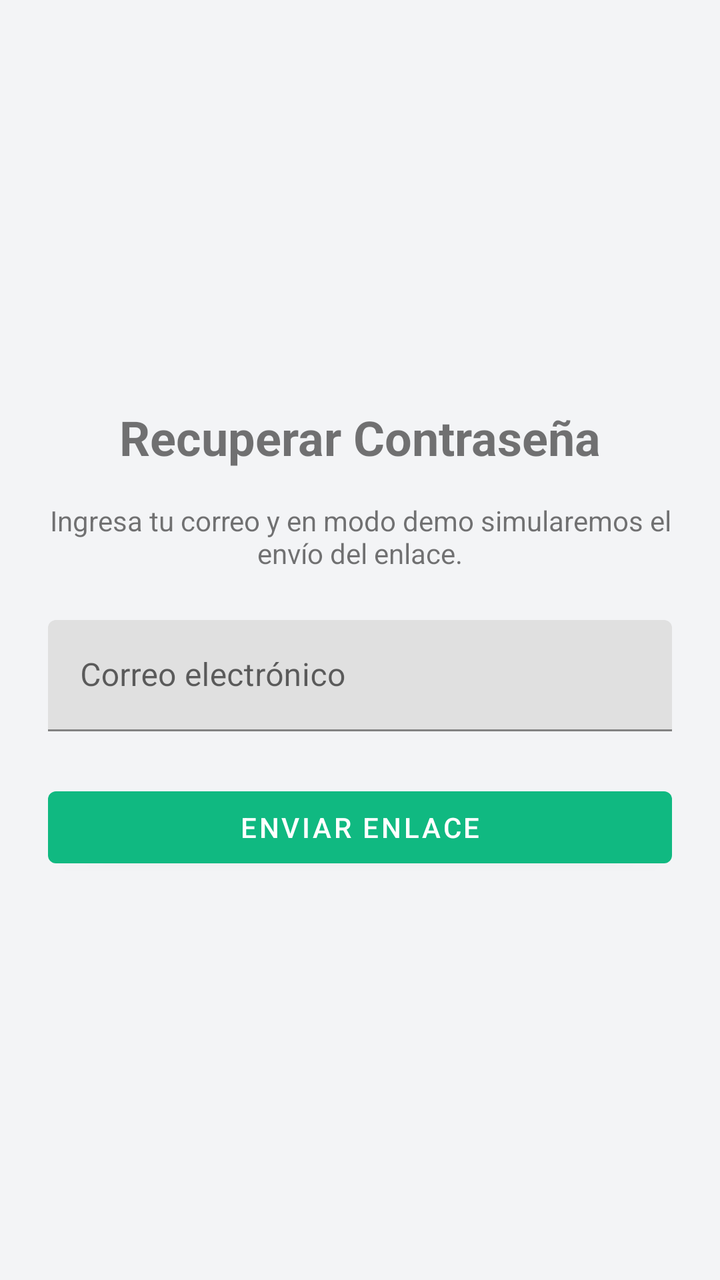
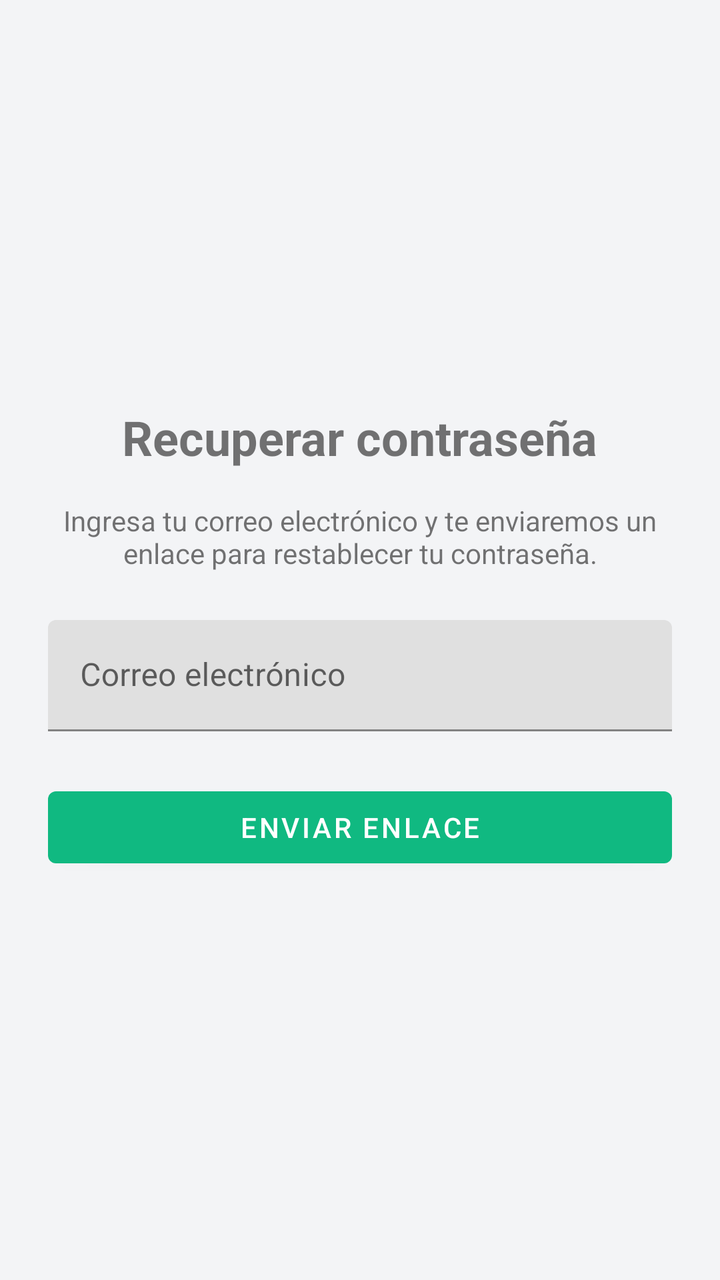

The first picture is an Android layout as it rendered before a commit; the second is the same layout after the commit. The layout source and the unified diff follow.
<!-- AndroidManifest.xml: application theme Theme.HelpMe -->
<!-- res/layout/fragment_forgot_password.xml -->
<?xml version="1.0" encoding="utf-8"?>
<LinearLayout xmlns:android="http://schemas.android.com/apk/res/android"
    android:layout_width="match_parent"
    android:layout_height="match_parent"
    android:orientation="vertical"
    android:padding="24dp"
    android:gravity="center">

    <TextView
        android:layout_width="wrap_content"
        android:layout_height="wrap_content"
        android:text="Recuperar Contraseña"
        android:textSize="24sp"
        android:textStyle="bold"
        android:layout_marginBottom="16dp"/>

    <TextView
        android:layout_width="wrap_content"
        android:layout_height="wrap_content"
        android:text="Ingresa tu correo y en modo demo simularemos el envío del enlace."
        android:gravity="center"
        android:layout_marginBottom="24dp"/>

    <com.google.android.material.textfield.TextInputLayout
        android:layout_width="match_parent"
        android:layout_height="wrap_content"
        android:layout_marginBottom="24dp"
        android:hint="Correo electrónico">
        <com.google.android.material.textfield.TextInputEditText
            android:id="@+id/etEmail"
            android:layout_width="match_parent"
            android:layout_height="wrap_content"
            android:inputType="textEmailAddress" />
    </com.google.android.material.textfield.TextInputLayout>

    <Button
        android:id="@+id/btnReset"
        android:layout_width="match_parent"
        android:layout_height="wrap_content"
        android:text="Enviar Enlace" />

    <ProgressBar
        android:id="@+id/progressBar"
        android:layout_width="wrap_content"
        android:layout_height="wrap_content"
        android:visibility="gone"
        android:layout_marginTop="16dp"/>

</LinearLayout>
<!-- resources referenced by this layout -->
<resources>
  <style name="Theme.HelpMe" parent="Base.Theme.HelpMe" />
  <style name="Base.Theme.HelpMe" parent="Theme.MaterialComponents.Light.NoActionBar">
          <item name="colorPrimary">@color/helpme_green</item>
          <item name="colorPrimaryVariant">@color/helpme_green_dark</item>
          <item name="colorOnPrimary">@color/white</item>
          <item name="android:windowBackground">@color/helpme_background</item>
          
          <item name="android:textColorPrimary">@color/helpme_text_primary</item>
          <item name="android:textColorSecondary">@color/helpme_text_secondary</item>
      </style>
  <color name="helpme_green">#10B981</color>
  <color name="helpme_green_dark">#059669</color>
  <color name="white">#FFFFFFFF</color>
  <color name="helpme_background">#F3F4F6</color>
  <color name="helpme_text_primary">#111827</color>
  <color name="helpme_text_secondary">#4B5563</color>
</resources>

<!-- the commit's change to res/layout/fragment_forgot_password.xml (unified diff, before → after) -->
@@ -9,7 +9,7 @@
     <TextView
         android:layout_width="wrap_content"
         android:layout_height="wrap_content"
-        android:text="Recuperar Contraseña"
+        android:text="@string/reset_password_title"
         android:textSize="24sp"
         android:textStyle="bold"
         android:layout_marginBottom="16dp"/>
@@ -17,7 +17,7 @@
     <TextView
         android:layout_width="wrap_content"
         android:layout_height="wrap_content"
-        android:text="Ingresa tu correo y en modo demo simularemos el envío del enlace."
+        android:text="@string/reset_password_description"
         android:gravity="center"
         android:layout_marginBottom="24dp"/>
 
@@ -25,7 +25,7 @@
         android:layout_width="match_parent"
         android:layout_height="wrap_content"
         android:layout_marginBottom="24dp"
-        android:hint="Correo electrónico">
+        android:hint="@string/email_label">
         <com.google.android.material.textfield.TextInputEditText
             android:id="@+id/etEmail"
             android:layout_width="match_parent"
@@ -37,7 +37,7 @@
         android:id="@+id/btnReset"
         android:layout_width="match_parent"
         android:layout_height="wrap_content"
-        android:text="Enviar Enlace" />
+        android:text="@string/send_link_button" />
 
     <ProgressBar
         android:id="@+id/progressBar"
<!-- resource entries referenced after the edit -->
@@ -1,5 +1,9 @@
 <!-- resources referenced by this layout -->
 <resources>
+  <string name="email_label">Correo electrónico</string>
+  <string name="reset_password_description">Ingresa tu correo electrónico y te enviaremos un enlace para restablecer tu contraseña.</string>
+  <string name="reset_password_title">Recuperar contraseña</string>
+  <string name="send_link_button">Enviar enlace</string>
   <style name="Theme.HelpMe" parent="Base.Theme.HelpMe" />
   <style name="Base.Theme.HelpMe" parent="Theme.MaterialComponents.Light.NoActionBar">
           <item name="colorPrimary">@color/helpme_green</item>
